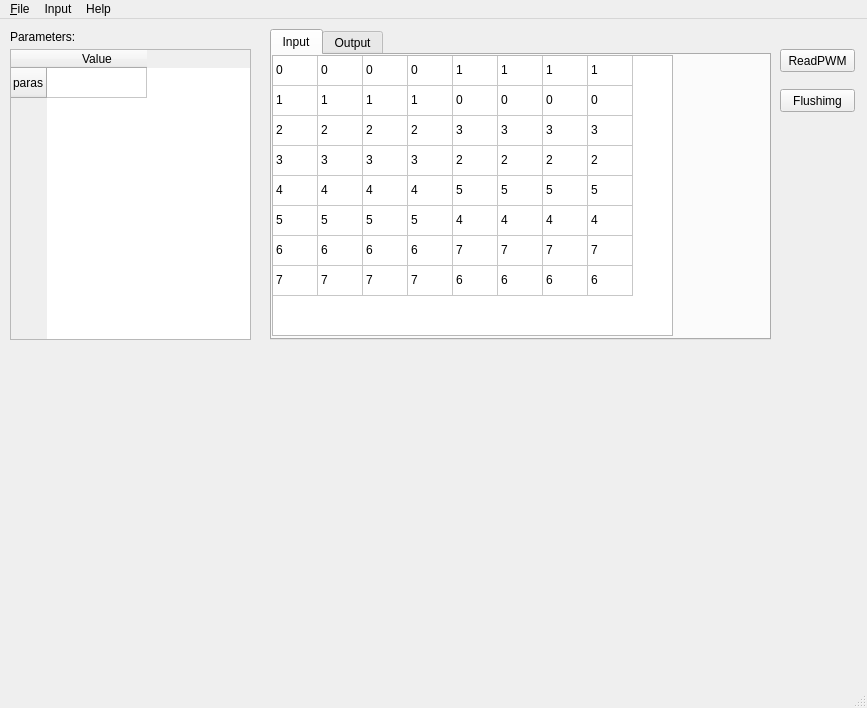
First picture: the form in twoFirst01/generate_fastlog/fastcopy_res.ui, repository hooloong/gitpython, before the edit.
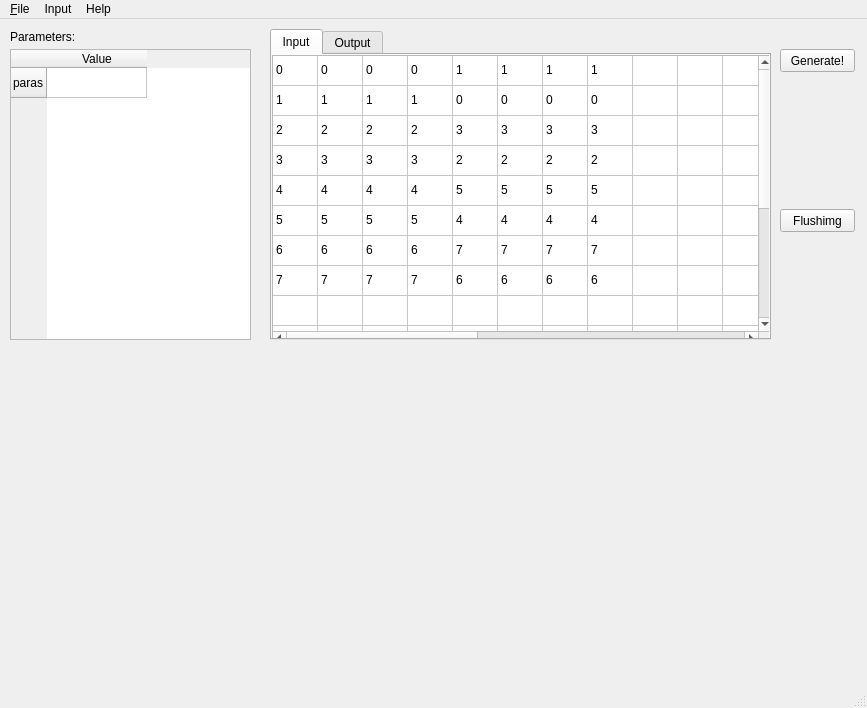
Second picture: the form after the edit. The open tabs and pages were chosen to show the change. Icons and pictures are not drawn.

Patch:
```diff
--- a/twoFirst01/generate_fastlog/fastcopy_res.ui
+++ b/twoFirst01/generate_fastlog/fastcopy_res.ui
@@ -45,15 +45,15 @@
        <rect>
         <x>0</x>
         <y>0</y>
-        <width>401</width>
-        <height>281</height>
+        <width>501</width>
+        <height>291</height>
        </rect>
       </property>
       <property name="rowCount">
-       <number>8</number>
+       <number>16</number>
       </property>
       <property name="columnCount">
-       <number>8</number>
+       <number>24</number>
       </property>
       <attribute name="horizontalHeaderVisible">
        <bool>false</bool>
@@ -78,6 +78,30 @@
       <row/>
       <row/>
       <row/>
+      <row/>
+      <row/>
+      <row/>
+      <row/>
+      <row/>
+      <row/>
+      <row/>
+      <row/>
+      <column/>
+      <column/>
+      <column/>
+      <column/>
+      <column/>
+      <column/>
+      <column/>
+      <column/>
+      <column/>
+      <column/>
+      <column/>
+      <column/>
+      <column/>
+      <column/>
+      <column/>
+      <column/>
       <column/>
       <column/>
       <column/>
@@ -465,7 +489,7 @@
      </rect>
     </property>
     <property name="text">
-     <string>ReadPWM</string>
+     <string>Generate!</string>
     </property>
    </widget>
    <widget class="QTableWidget" name="tableWidget_Paras">
@@ -505,7 +529,7 @@
     <property name="geometry">
      <rect>
       <x>780</x>
-      <y>70</y>
+      <y>190</y>
       <width>75</width>
       <height>23</height>
      </rect>
```
Left out of the diff: 18 changed lines with no effect on the pictures.
